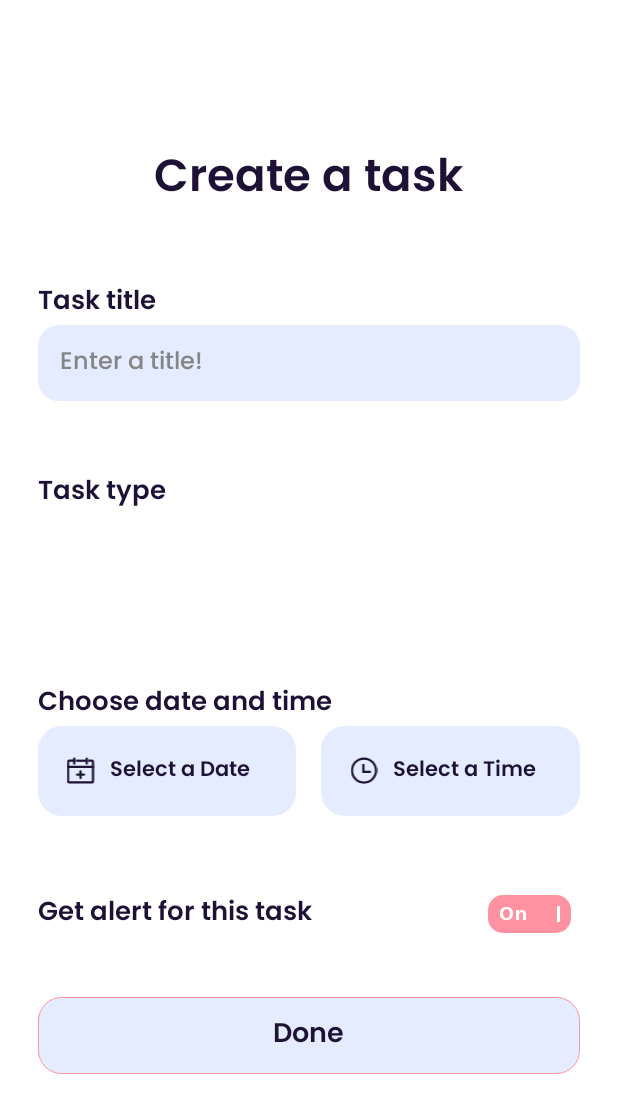
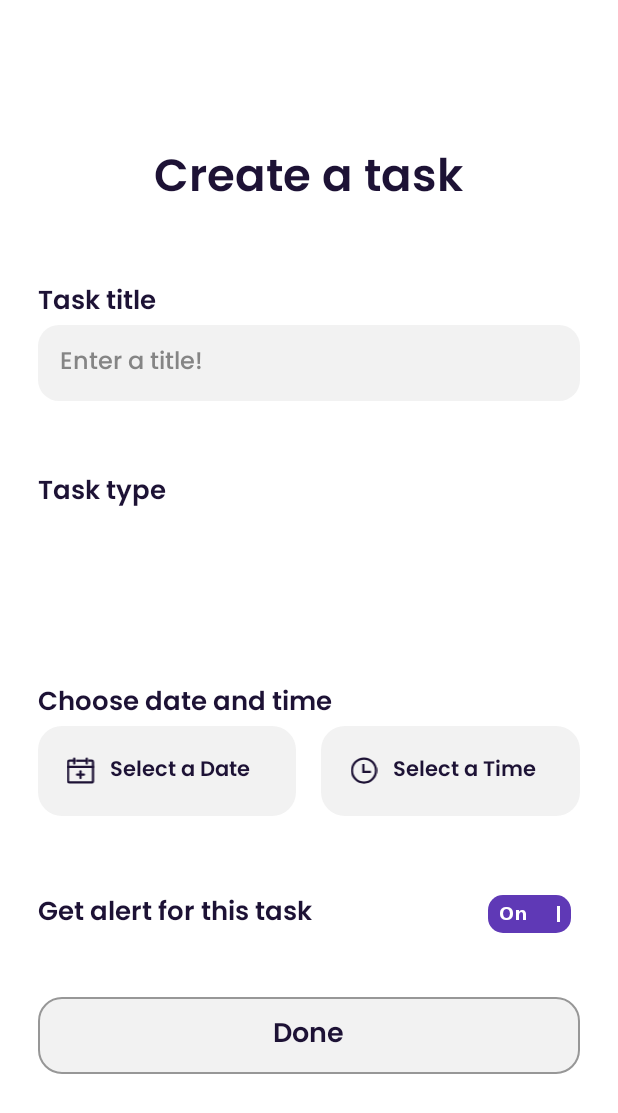
Before and after one commit to AbdelmoumenDeghbouche/TaskslyApp, an Android app: the layout fragment_add_task_.xml on its own in the app's theme, with its tools: preview values and no code run, on a phone screen of 412 x 824 dp. Shown: the top 1113 px of the screen. Run offline under Robolectric (Android 15) with nearby library versions, the phone set to English and light mode, and no system bars.

Commit message:
fixed some design qnd change mainblue color to grey as before

```diff
--- a/app/src/main/res/drawable/card_on_back.xml
+++ b/app/src/main/res/drawable/card_on_back.xml
@@ -1,6 +1,6 @@
 <?xml version="1.0" encoding="utf-8"?>
 <shape xmlns:android="http://schemas.android.com/apk/res/android">
 
-    <solid android:color="@color/mainpink"/>
+    <solid android:color="@color/Viollet"/>
     <corners android:radius="10dp"/>
 </shape>
--- a/app/src/main/res/drawable/done_creating_task_button_back.xml
+++ b/app/src/main/res/drawable/done_creating_task_button_back.xml
@@ -7,6 +7,6 @@
         android:top="10dp"/>
         <corners android:radius="15dp" />
         />
-    <stroke android:color="@color/mainpink"
-        android:width="0.5dp"/>
+    <stroke android:color="#979797"
+        android:width="1dp"/>
 </shape>
--- a/app/src/main/res/drawable/ic_check_box_oval.xml
+++ b/app/src/main/res/drawable/ic_check_box_oval.xml
@@ -5,7 +5,7 @@
     android:viewportHeight="24">
   <path
       android:pathData="M12,12m-12,0a12,12 0,1 1,24 0a12,12 0,1 1,-24 0"
-      android:fillColor="#FF92A0"/>
+      android:fillColor="#5C3DA3"/>
   <path
       android:pathData="M7,13.2L9.8571,16L17,9"
       android:strokeWidth="2"
--- a/app/src/main/res/drawable/welcom_card_back.xml
+++ b/app/src/main/res/drawable/welcom_card_back.xml
@@ -2,6 +2,6 @@
 <shape xmlns:android="http://schemas.android.com/apk/res/android">
 
     <solid android:color="@color/mainblue"/>
-    <corners android:radius="10dp"/>
+    <corners  android:radius="10dp"/>
 
 </shape>
--- a/app/src/main/res/drawable/welcom_card_back2.xml
+++ b/app/src/main/res/drawable/welcom_card_back2.xml
@@ -3,7 +3,7 @@
     <solid android:color="@color/white"/>
     <corners android:radius="10dp"/>
     <stroke android:color="#979797"
-        android:width="0.5dp"/>
+        android:width="1dp"/>
 
 
 </shape>
--- a/app/src/main/res/values/colors.xml
+++ b/app/src/main/res/values/colors.xml
@@ -20,7 +20,7 @@
     <color name="title_black">#3d3d3d</color>
     <color name="edit_text_grey">#F2F2F2</color>
     <color name="sub_title_grey">#756F84</color>
-    <color name="mainblue">#E5ECFF</color>
+    <color name="mainblue">#F2F2F2</color>
     <color name="button_cancel">#464646</color>
     <color name="darkblue">#3561FF</color>
     <color name="mainpink">#FF92A0</color>
```
Also changed, not shown: app/src/main/java/com/example/tasksly/Categoty_list_adapter.java (+9 -4 lines).
